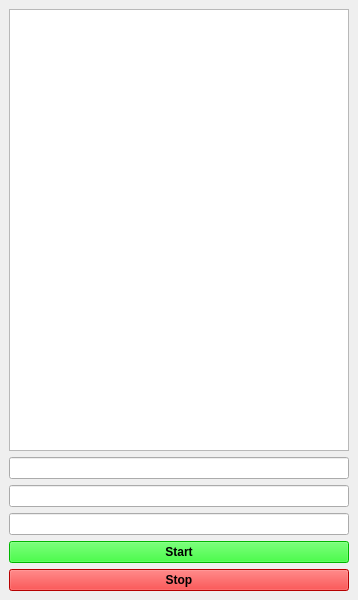
The window that design.ui (BrazenFox/WizardAppStarter) describes before a commit, drawn with Qt 5.
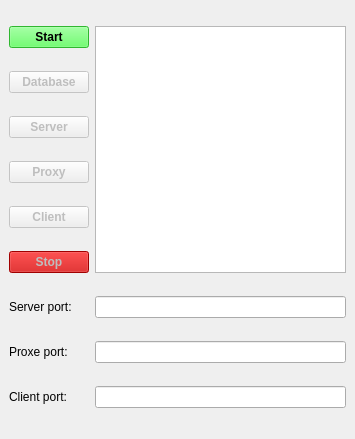
The same window after the commit.

```diff
--- a/design.ui
+++ b/design.ui
@@ -6,61 +6,166 @@
    <rect>
     <x>0</x>
     <y>0</y>
-    <width>358</width>
-    <height>600</height>
+    <width>355</width>
+    <height>439</height>
    </rect>
   </property>
   <property name="windowTitle">
    <string>MainWindow</string>
   </property>
   <widget class="QWidget" name="centralwidget">
-   <layout class="QVBoxLayout" name="verticalLayout">
-    <item>
-     <widget class="QListWidget" name="Info"/>
-    </item>
-    <item>
-     <widget class="QLineEdit" name="ClientPort"/>
-    </item>
-    <item>
-     <widget class="QLineEdit" name="ProxyPort"/>
-    </item>
-    <item>
-     <widget class="QLineEdit" name="ServerPort"/>
-    </item>
-    <item>
-     <widget class="QPushButton" name="Start">
-      <property name="font">
-       <font>
-        <family>Segoe UI</family>
-        <weight>75</weight>
-        <bold>true</bold>
-       </font>
-      </property>
-      <property name="styleSheet">
-       <string notr="true"> background-color: rgb(0, 255, 0)</string>
-      </property>
-      <property name="text">
-       <string>Start</string>
-      </property>
-     </widget>
-    </item>
-    <item>
+   <layout class="QGridLayout" name="gridLayout">
+    <item row="5" column="0">
      <widget class="QPushButton" name="Stop">
+      <property name="enabled">
+       <bool>false</bool>
+      </property>
       <property name="font">
        <font>
-        <pointsize>9</pointsize>
         <weight>75</weight>
         <bold>true</bold>
        </font>
       </property>
       <property name="styleSheet">
-       <string notr="true"> background-color: rgb(255, 0, 0)</string>
+       <string notr="true">background-color:rgb(195, 0, 0)</string>
       </property>
       <property name="text">
        <string>Stop</string>
       </property>
      </widget>
     </item>
+    <item row="7" column="0">
+     <widget class="QLabel" name="ProxyPortText">
+      <property name="font">
+       <font>
+        <weight>50</weight>
+        <bold>false</bold>
+       </font>
+      </property>
+      <property name="text">
+       <string>Proxe port:</string>
+      </property>
+     </widget>
+    </item>
+    <item row="7" column="1">
+     <widget class="QLineEdit" name="ProxyPortInput"/>
+    </item>
+    <item row="8" column="0">
+     <widget class="QLabel" name="ClientPortText">
+      <property name="text">
+       <string>Client port:</string>
+      </property>
+     </widget>
+    </item>
+    <item row="6" column="1">
+     <widget class="QLineEdit" name="ServerPortInput">
+      <property name="styleSheet">
+       <string notr="true"/>
+      </property>
+     </widget>
+    </item>
+    <item row="8" column="1">
+     <widget class="QLineEdit" name="ClientPortInput"/>
+    </item>
+    <item row="6" column="0">
+     <widget class="QLabel" name="ServerPortText">
+      <property name="font">
+       <font>
+        <weight>50</weight>
+        <bold>false</bold>
+       </font>
+      </property>
+      <property name="text">
+       <string>Server port:</string>
+      </property>
+     </widget>
+    </item>
+    <item row="1" column="0">
+     <widget class="QPushButton" name="Database">
+      <property name="enabled">
+       <bool>false</bool>
+      </property>
+      <property name="font">
+       <font>
+        <weight>75</weight>
+        <bold>true</bold>
+       </font>
+      </property>
+      <property name="styleSheet">
+       <string notr="true"/>
+      </property>
+      <property name="text">
+       <string>Database</string>
+      </property>
+     </widget>
+    </item>
+    <item row="0" column="0">
+     <widget class="QPushButton" name="Start">
+      <property name="font">
+       <font>
+        <weight>75</weight>
+        <bold>true</bold>
+       </font>
+      </property>
+      <property name="styleSheet">
+       <string notr="true">background-color:rgb(67, 255, 67)</string>
+      </property>
+      <property name="text">
+       <string>Start</string>
+      </property>
+     </widget>
+    </item>
+    <item row="0" column="1" rowspan="6">
+     <widget class="QListWidget" name="Info"/>
+    </item>
+    <item row="2" column="0">
+     <widget class="QPushButton" name="Server">
+      <property name="enabled">
+       <bool>false</bool>
+      </property>
+      <property name="font">
+       <font>
+        <weight>75</weight>
+        <bold>true</bold>
+       </font>
+      </property>
+      <property name="text">
+       <string>Server</string>
+      </property>
+     </widget>
+    </item>
+    <item row="3" column="0">
+     <widget class="QPushButton" name="Proxy">
+      <property name="enabled">
+       <bool>false</bool>
+      </property>
+      <property name="font">
+       <font>
+        <weight>75</weight>
+        <bold>true</bold>
+       </font>
+      </property>
+      <property name="text">
+       <string>Proxy</string>
+      </property>
+     </widget>
+    </item>
+    <item row="4" column="0">
+     <widget class="QPushButton" name="Client">
+      <property name="enabled">
+       <bool>false</bool>
+      </property>
+      <property name="font">
+       <font>
+        <weight>75</weight>
+        <bold>true</bold>
+       </font>
+      </property>
+      <property name="text">
+       <string>Client</string>
+      </property>
+     </widget>
+    </item>
    </layout>
   </widget>
  </widget>
```
